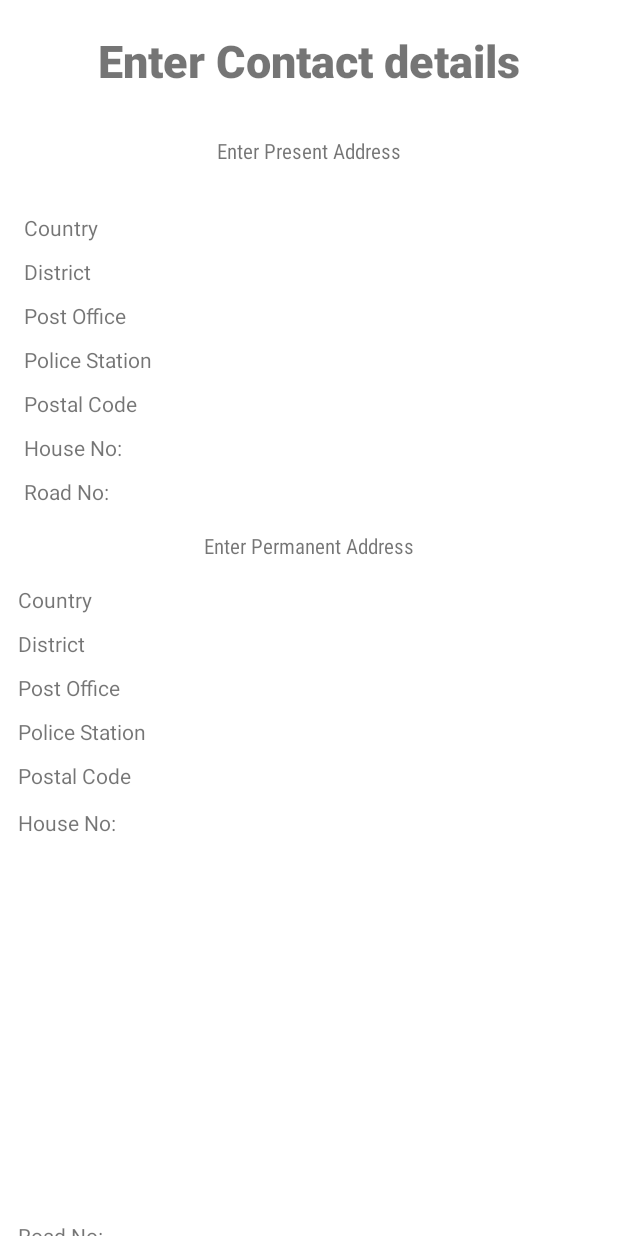
After one commit to NSU-SP21-CSE486-1/1431000-SP21-CSE486-S01, an Android app: the layout activity_add_students_contact.xml on its own in the app's theme, with its tools: preview values and no code run, on a phone screen of 412 x 824 dp. The commit adds this screen. Run offline under Robolectric (Android 15) with nearby library versions, the phone set to English and light mode, and no system bars.

Commit message:
commit: Two activity xml layout

```diff
--- /dev/null
+++ b/Theory/Assignment/Assignment02/StudentDatabase/app/src/main/res/layout/activity_add_students_contact.xml
@@ -0,0 +1,184 @@
+<?xml version="1.0" encoding="utf-8"?>
+<androidx.constraintlayout.widget.ConstraintLayout
+    xmlns:android="http://schemas.android.com/apk/res/android"
+    xmlns:app="http://schemas.android.com/apk/res-auto"
+    xmlns:tools="http://schemas.android.com/tools"
+    android:layout_width="match_parent"
+    android:layout_height="match_parent">
+
+    <TextView
+        android:id="@+id/head_label"
+        android:layout_width="wrap_content"
+        android:layout_height="wrap_content"
+        android:layout_marginTop="20dp"
+        android:fontFamily="sans-serif-black"
+        android:text="@string/enter_contact_details"
+        android:textSize="30dp"
+        app:layout_constraintEnd_toEndOf="parent"
+        app:layout_constraintStart_toStartOf="parent"
+        app:layout_constraintTop_toTopOf="parent" />
+
+    <TextView
+        android:id="@+id/presentA_label"
+        android:layout_width="wrap_content"
+        android:layout_height="wrap_content"
+        android:layout_marginTop="30dp"
+        android:fontFamily="sans-serif-condensed"
+        android:text="Enter Present Address"
+        app:layout_constraintEnd_toEndOf="parent"
+        app:layout_constraintStart_toStartOf="parent"
+        app:layout_constraintTop_toBottomOf="@+id/head_label" />
+
+    <TextView
+        android:id="@+id/presentA_label2"
+        android:layout_width="wrap_content"
+        android:layout_height="wrap_content"
+        android:layout_marginTop="244dp"
+        android:fontFamily="sans-serif-condensed"
+        android:text="Enter Permanent Address"
+        app:layout_constraintEnd_toEndOf="parent"
+        app:layout_constraintStart_toStartOf="parent"
+        app:layout_constraintTop_toBottomOf="@+id/presentA_label" />
+
+    <TextView
+        android:id="@+id/country_label"
+        android:layout_width="wrap_content"
+        android:layout_height="wrap_content"
+        android:layout_marginStart="16dp"
+        android:layout_marginTop="32dp"
+        android:text="Country"
+        app:layout_constraintStart_toStartOf="parent"
+        app:layout_constraintTop_toBottomOf="@+id/presentA_label" />
+
+    <TextView
+        android:id="@+id/country_label2"
+        android:layout_width="wrap_content"
+        android:layout_height="wrap_content"
+        android:layout_marginStart="12dp"
+        android:layout_marginTop="280dp"
+        android:text="Country"
+        app:layout_constraintStart_toStartOf="parent"
+        app:layout_constraintTop_toBottomOf="@+id/presentA_label" />
+
+    <TextView
+        android:id="@+id/district_label"
+        android:layout_width="wrap_content"
+        android:layout_height="wrap_content"
+        android:layout_marginStart="16dp"
+        android:layout_marginTop="10dp"
+        android:text="District"
+        app:layout_constraintStart_toStartOf="parent"
+        app:layout_constraintTop_toBottomOf="@+id/country_label" />
+
+    <TextView
+        android:id="@+id/district_label2"
+        android:layout_width="wrap_content"
+        android:layout_height="wrap_content"
+        android:layout_marginStart="12dp"
+        android:layout_marginTop="10dp"
+        android:text="District"
+        app:layout_constraintStart_toStartOf="parent"
+        app:layout_constraintTop_toBottomOf="@+id/country_label2" />
+
+    <TextView
+        android:id="@+id/po_label"
+        android:layout_width="wrap_content"
+        android:layout_height="wrap_content"
+        android:layout_marginStart="16dp"
+        android:layout_marginTop="10dp"
+        android:text="Post Office"
+        app:layout_constraintStart_toStartOf="parent"
+        app:layout_constraintTop_toBottomOf="@+id/district_label" />
+
+    <TextView
+        android:id="@+id/po_label2"
+        android:layout_width="wrap_content"
+        android:layout_height="wrap_content"
+        android:layout_marginStart="12dp"
+        android:layout_marginTop="10dp"
+        android:text="Post Office"
+        app:layout_constraintStart_toStartOf="parent"
+        app:layout_constraintTop_toBottomOf="@+id/district_label2" />
+
+    <TextView
+        android:id="@+id/pc_label"
+        android:layout_width="wrap_content"
+        android:layout_height="wrap_content"
+        android:layout_marginStart="16dp"
+        android:layout_marginTop="10dp"
+        android:text="Postal Code"
+        app:layout_constraintStart_toStartOf="parent"
+        app:layout_constraintTop_toBottomOf="@+id/Ps_label" />
+
+    <TextView
+        android:id="@+id/pc_label2"
+        android:layout_width="wrap_content"
+        android:layout_height="wrap_content"
+        android:layout_marginStart="12dp"
+        android:layout_marginTop="10dp"
+        android:text="Postal Code"
+        app:layout_constraintStart_toStartOf="parent"
+        app:layout_constraintTop_toBottomOf="@+id/ps_label" />
+
+    <TextView
+        android:id="@+id/road_label2"
+        android:layout_width="wrap_content"
+        android:layout_height="wrap_content"
+        android:layout_marginStart="12dp"
+        android:layout_marginTop="256dp"
+        android:text="Road No:"
+        app:layout_constraintStart_toStartOf="parent"
+        app:layout_constraintTop_toBottomOf="@+id/house_label" />
+
+    <TextView
+        android:id="@+id/house_label"
+        android:layout_width="wrap_content"
+        android:layout_height="wrap_content"
+        android:layout_marginStart="12dp"
+        android:layout_marginTop="12dp"
+        android:text="House No:"
+        app:layout_constraintStart_toStartOf="parent"
+        app:layout_constraintTop_toBottomOf="@+id/pc_label2" />
+
+    <TextView
+        android:id="@+id/House_label"
+        android:layout_width="wrap_content"
+        android:layout_height="wrap_content"
+        android:layout_marginStart="16dp"
+        android:layout_marginTop="10dp"
+        android:text="House No:"
+        app:layout_constraintStart_toStartOf="parent"
+        app:layout_constraintTop_toBottomOf="@+id/pc_label" />
+
+    <TextView
+        android:id="@+id/road_label"
+        android:layout_width="wrap_content"
+        android:layout_height="wrap_content"
+        android:layout_marginStart="16dp"
+        android:layout_marginTop="10dp"
+        android:text="Road No:"
+        app:layout_constraintStart_toStartOf="parent"
+        app:layout_constraintTop_toBottomOf="@+id/House_label" />
+
+    <TextView
+        android:id="@+id/Ps_label"
+        android:layout_width="wrap_content"
+        android:layout_height="wrap_content"
+        android:layout_marginStart="16dp"
+        android:layout_marginTop="10dp"
+        android:text="Police Station"
+        app:layout_constraintStart_toStartOf="parent"
+        app:layout_constraintTop_toBottomOf="@+id/po_label" />
+
+    <TextView
+        android:id="@+id/ps_label"
+        android:layout_width="wrap_content"
+        android:layout_height="wrap_content"
+        android:layout_marginStart="12dp"
+        android:layout_marginTop="10dp"
+        android:text="Police Station"
+        app:layout_constraintStart_toStartOf="parent"
+        app:layout_constraintTop_toBottomOf="@+id/po_label2" />
+
+
+</androidx.constraintlayout.widget.ConstraintLayout>
--- a/Theory/Assignment/Assignment02/StudentDatabase/app/src/main/res/values-night/strings.xml
+++ b/Theory/Assignment/Assignment02/StudentDatabase/app/src/main/res/values-night/strings.xml
@@ -9,4 +9,5 @@
     <string name="title_activity_display_student_ids">Student ID List</string>
     <string name="enter_your_id_prompt">Enter Your ID</string>
     <string name="edit_student_info_title">Edit Student Info</string>
+    <string name="enter_contact_details">Enter Contact details</string>
 </resources>
--- a/Theory/Assignment/Assignment02/StudentDatabase/app/src/main/res/values/strings.xml
+++ b/Theory/Assignment/Assignment02/StudentDatabase/app/src/main/res/values/strings.xml
@@ -13,4 +13,5 @@
     <string name="clear_button_text">Clear</string>
     <string name="update_button_text">Update</string>
     <string name="title_add_new_student">Add New Student</string>
+    <string name="enter_contact_details">Enter Contact details</string>
 </resources>
--- a/Theory/Assignment/Assignment02/StudentDatabase/build.gradle
+++ b/Theory/Assignment/Assignment02/StudentDatabase/build.gradle
@@ -5,7 +5,7 @@ buildscript {
         jcenter()
     }
     dependencies {
-        classpath "com.android.tools.build:gradle:4.1.1"
+        classpath 'com.android.tools.build:gradle:4.1.2'
 
         // NOTE: Do not place your application dependencies here; they belong
         // in the individual module build.gradle files
```
Also changed, not shown: Theory/Assignment/Assignment02/StudentDatabase/app/src/main/res/layout/activity_add_student.xml (+28 -15 lines), Theory/Assignment/Assignment02/StudentDatabase/app/src/main/res/layout/activity_add_students_personalinfo.xml (added, +141 -0 lines).
